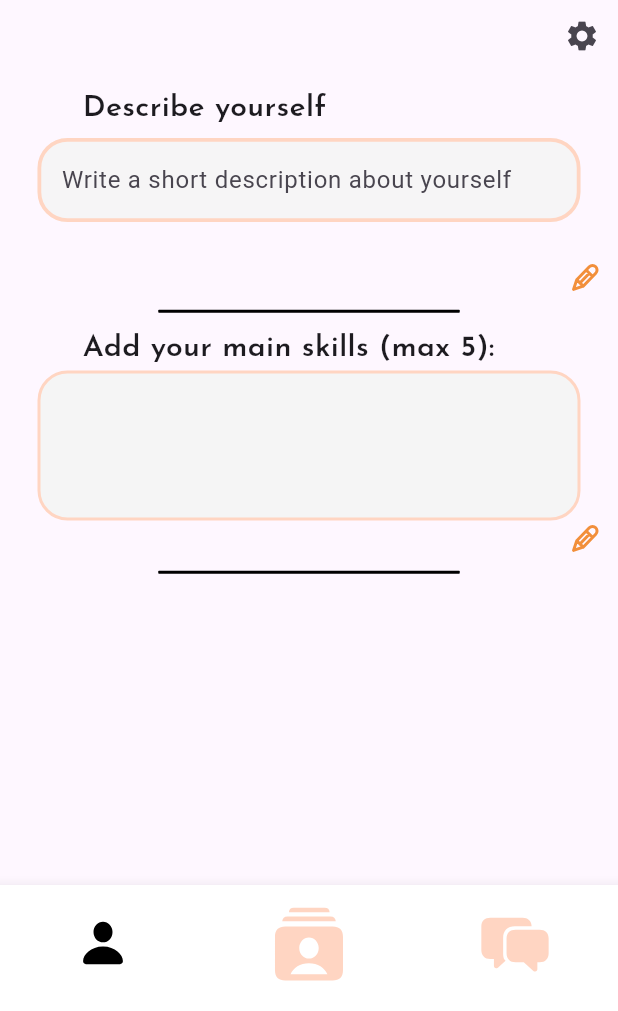
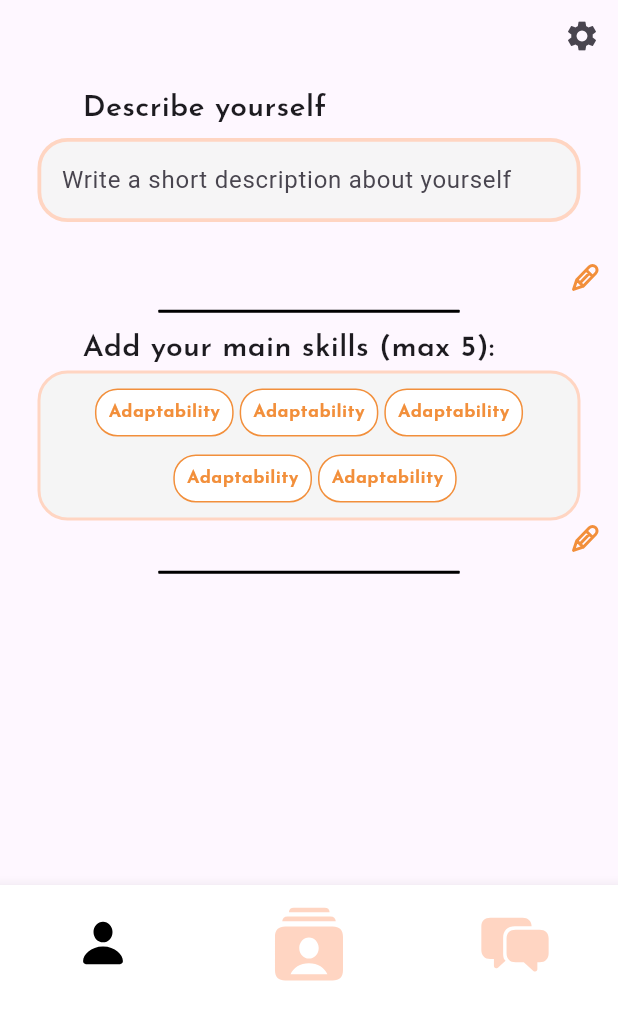
Before and after one commit to algosup/2023-2024-project-5-flutter-team-3, a Flutter app: the ProfilePage screen opened by its route, on a phone screen of 412 x 824 dp, the part 225-1236 px from its top. Run offline on Flutter 3.47's test engine with Material 3 defaults, Android fonts, the phone set to English and light mode, and no system bars; our stand-ins replace cloud_firestore, firebase_auth, firebase_core, flutter_svg, get, go_router and 2 more; accounts and stored records are empty.

Commit message:
progress on the profile page

```diff
--- a/adopte_a_candidate/lib/pages/profile_page.dart
+++ b/adopte_a_candidate/lib/pages/profile_page.dart
@@ -1,16 +1,15 @@
 // Flutter base packages
 import 'package:flutter/material.dart';
-import 'package:flutter_svg/flutter_svg.dart';
 import 'package:go_router/go_router.dart';
 import 'package:google_fonts/google_fonts.dart';
 
 // Custom Widgets
 import 'package:adopte_a_candidate/widgets/card/cards.dart';
 import 'package:adopte_a_candidate/widgets/fields/text_field.dart';
+import '../widgets/card/tags.dart';
 import '../widgets/logo/logo.dart';
 import '../widgets/navbar/navigation_bar.dart';
 import '../widgets/buttons/modifier_button.dart';
-
 
 // Profile Page, the user will be able to see his profile and modify his information.
 class ProfilePage extends StatelessWidget {
@@ -37,7 +36,7 @@ class ProfilePage extends StatelessWidget {
             mainAxisAlignment: MainAxisAlignment.center,
             children: [
               CustomTextField(
-                // About Me text field, the user can make a small description about himself
+                  // About Me text field, the user can make a small description about himself
                   controller: controllerAboutMe,
                   title: 'Describe yourself',
                   hinttext: 'Write a short description about yourself',
@@ -81,6 +80,47 @@ class ProfilePage extends StatelessWidget {
                     borderRadius: BorderRadius.circular(20),
                   ),
                 ),
+                child: const Column(
+                  mainAxisAlignment: MainAxisAlignment.center,
+                  children: [
+                    Padding(
+                      padding: EdgeInsets.all(8.0),
+                      child: Row(
+                        mainAxisAlignment: MainAxisAlignment.spaceEvenly,
+                          children: [
+                        Wrap(
+                          children: [
+                            TagRequiredSkills(
+                            text: 'Adaptability',
+                          ),
+                            TagRequiredSkills(
+                              text: 'Adaptability',
+                            ),
+                            TagRequiredSkills(
+                              text: 'Adaptability',
+                            ),
+                          ]
+                        ),
+                      ]),
+                    ),
+                    Padding(
+                      padding: EdgeInsets.fromLTRB(8, 0, 0, 8),
+                      child: Row(
+                        mainAxisAlignment: MainAxisAlignment.center,
+                        children: [
+                          TagRequiredSkills(
+                            text: 'Adaptability',
+                          ),TagRequiredSkills(
+                            text: 'Adaptability',
+                          ),
+
+                        ],
+                      ),
+                    )
+                  ],
+                ),
+
+
               ),
             ],
           ),
```
